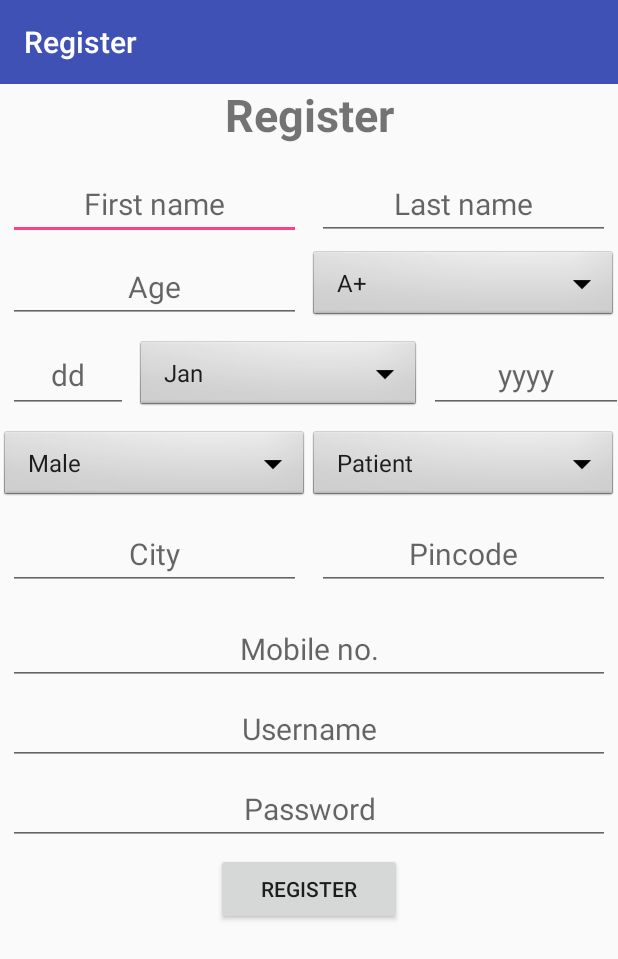
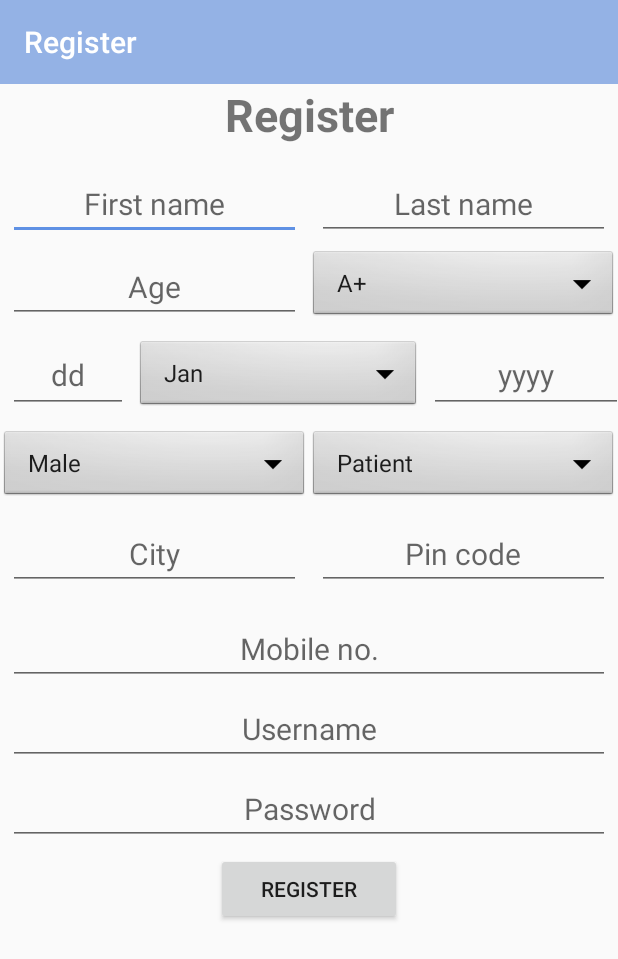
Before and after one commit to maxbhoria/HospitalManagementSystem, an Android app: the Register screen opened directly, with no data from a screen before it, on a phone screen of 412 x 824 dp. Shown: the top 959 px of the screen. Run offline under Robolectric (Android 15) with nearby library versions, the phone set to English and light mode, and no system bars.

Commit message:
Merge remote-tracking branch 'origin/master'

```diff
--- a/app/src/main/AndroidManifest.xml
+++ b/app/src/main/AndroidManifest.xml
@@ -13,7 +13,8 @@
         android:roundIcon="@mipmap/logo"
         android:supportsRtl="true"
         android:fullBackupContent="true"
-        android:theme="@style/AppTheme">
+        android:theme="@style/AppTheme"
+        tools:ignore="GoogleAppIndexingWarning">
         <activity
             android:name=".Splash"
             android:screenOrientation="portrait">
--- a/app/src/main/java/com/example/hospitalmanagementsystem/Register.java
+++ b/app/src/main/java/com/example/hospitalmanagementsystem/Register.java
@@ -52,8 +52,8 @@ public class Register extends AppCompatActivity {
         password = findViewById(R.id.etpassword);
         register = findViewById(R.id.bregister);
         usertype = findViewById(R.id.spinnerusertype);
-        mm = findViewById(R.id.spinnermonth);
-        sex = findViewById(R.id.spinnersex);
+        mm = findViewById(R.id.spinnerMonth);
+        sex = findViewById(R.id.spinnerSex);
         bgroup = findViewById(R.id.spinnerbgroup);
         dbh = new DatabaseHelper(this);
 
--- a/app/src/main/java/com/example/hospitalmanagementsystem/Update.java
+++ b/app/src/main/java/com/example/hospitalmanagementsystem/Update.java
@@ -46,8 +46,8 @@ public class Update extends AppCompatActivity {
         uname = (EditText) findViewById(R.id.etusername);
         password = (EditText) findViewById(R.id.etpassword);
         register = (Button) findViewById(R.id.bregister);
-        mm = (Spinner) findViewById(R.id.spinnermonth);
-        sex = (Spinner) findViewById(R.id.spinnersex);
+        mm = (Spinner) findViewById(R.id.spinnerMonth);
+        sex = (Spinner) findViewById(R.id.spinnerSex);
         usertype = (Spinner) findViewById(R.id.spinnerusertype);
         bgroup = (Spinner) findViewById(R.id.spinnerbgroup);
         dbh = new DatabaseHelper(this);
--- a/app/src/main/res/layout/activity_main.xml
+++ b/app/src/main/res/layout/activity_main.xml
@@ -12,7 +12,7 @@
         android:layout_width="match_parent"
         android:layout_height="wrap_content"
         android:background="@color/colorPrimary"
-        app:theme="@style/ThemeOverlay.AppCompat.Dark.ActionBar"></android.support.v7.widget.Toolbar>
+        app:theme="@style/ThemeOverlay.AppCompat.Dark.ActionBar" />
 
     <LinearLayout
         android:layout_width="match_parent"
@@ -44,7 +44,6 @@
             android:textSize="17sp" />
 
         <Button
-
             android:layout_width="match_parent"
             android:layout_height="wrap_content"
             android:layout_gravity="center"
@@ -55,4 +54,5 @@
             android:textAllCaps="false"
             android:textSize="17sp" />
     </LinearLayout>
+
 </LinearLayout>
--- a/app/src/main/res/layout/register.xml
+++ b/app/src/main/res/layout/register.xml
@@ -1,17 +1,18 @@
 <?xml version="1.0" encoding="utf-8"?>
 <LinearLayout xmlns:android="http://schemas.android.com/apk/res/android"
+    xmlns:app="http://schemas.android.com/apk/res-auto"
     xmlns:tools="http://schemas.android.com/tools"
     android:layout_width="match_parent"
     android:layout_height="match_parent"
-    xmlns:app="http://schemas.android.com/apk/res-auto"
     android:orientation="vertical"
     tools:context="com.example.hospitalmanagementsystem.MainActivity">
+
     <android.support.v7.widget.Toolbar xmlns:android="http://schemas.android.com/apk/res/android"
         android:id="@+id/toolbar"
         android:layout_width="match_parent"
         android:layout_height="wrap_content"
         android:background="@color/colorPrimary"
-        app:theme="@style/ThemeOverlay.AppCompat.Dark.ActionBar"></android.support.v7.widget.Toolbar>
+        app:theme="@style/ThemeOverlay.AppCompat.Dark.ActionBar" />
 
     <ScrollView
         android:layout_width="match_parent"
@@ -87,7 +88,7 @@
                     android:textSize="20sp" />
 
                 <Spinner
-                    android:id="@+id/spinnersex"
+                    android:id="@+id/spinnerSex"
                     android:layout_width="match_parent"
                     android:layout_height="50dp"
                     android:layout_weight="50"
@@ -118,7 +119,7 @@
                     android:textSize="20sp" />
 
                 <Spinner
-                    android:id="@+id/spinnermonth"
+                    android:id="@+id/spinnerMonth"
                     android:layout_width="match_parent"
                     android:layout_height="50dp"
                     android:layout_weight="27"
--- a/app/src/main/res/layout/update.xml
+++ b/app/src/main/res/layout/update.xml
@@ -84,7 +84,7 @@
                     android:textSize="20sp" />
 
                 <Spinner
-                    android:id="@+id/spinnersex"
+                    android:id="@+id/spinnerSex"
                     android:layout_width="match_parent"
                     android:layout_height="50dp"
                     android:layout_weight="50"
@@ -116,7 +116,7 @@
                     android:textSize="20sp" />
 
                 <Spinner
-                    android:id="@+id/spinnermonth"
+                    android:id="@+id/spinnerMonth"
                     android:layout_width="match_parent"
                     android:layout_height="50dp"
                     android:layout_weight="27"
--- a/app/src/main/res/values/colors.xml
+++ b/app/src/main/res/values/colors.xml
@@ -1,6 +1,6 @@
 <?xml version="1.0" encoding="utf-8"?>
 <resources>
-    <color name="colorPrimary">#3F51B5</color>
-    <color name="colorPrimaryDark">#303F9F</color>
-    <color name="colorAccent">#FF4081</color>
+    <color name="colorPrimaryDark">#7797bd</color>
+    <color name="colorPrimary">#94b2e5</color>
+    <color name="colorAccent">#5f91e4</color>
 </resources>
--- a/app/src/main/res/values/strings.xml
+++ b/app/src/main/res/values/strings.xml
@@ -54,7 +54,7 @@
     <string name="set_your_referrel_timings">Set Your Referrel Timings</string>
     <string name="apply_view_leaves">Apply/View Leaves</string>
     <string name="add_view_specializations">Add/View Specializations</string>
-    <string name="doctors_available">Doctors</string>
+    <string name="doctors_available">Doctors Available</string>
     <string name="patient_with_unpaid_bills">Patient with unpaid Bills</string>
     <string name="dd">dd</string>
     <string name="yyyy">yyyy</string>
@@ -89,5 +89,5 @@
     <string name="password">Password</string>
     <string name="username">Username</string>
     <string name="mobile_no">Mobile no.</string>
-    <string name="pincode">Pincode</string>
+    <string name="pincode">Pin code</string>
 </resources>
```
Also changed, not shown: app/src/main/java/com/example/hospitalmanagementsystem/MainActivity.java (+5 -6 lines), app/src/main/res/layout/login.xml (+5 -3 lines).
